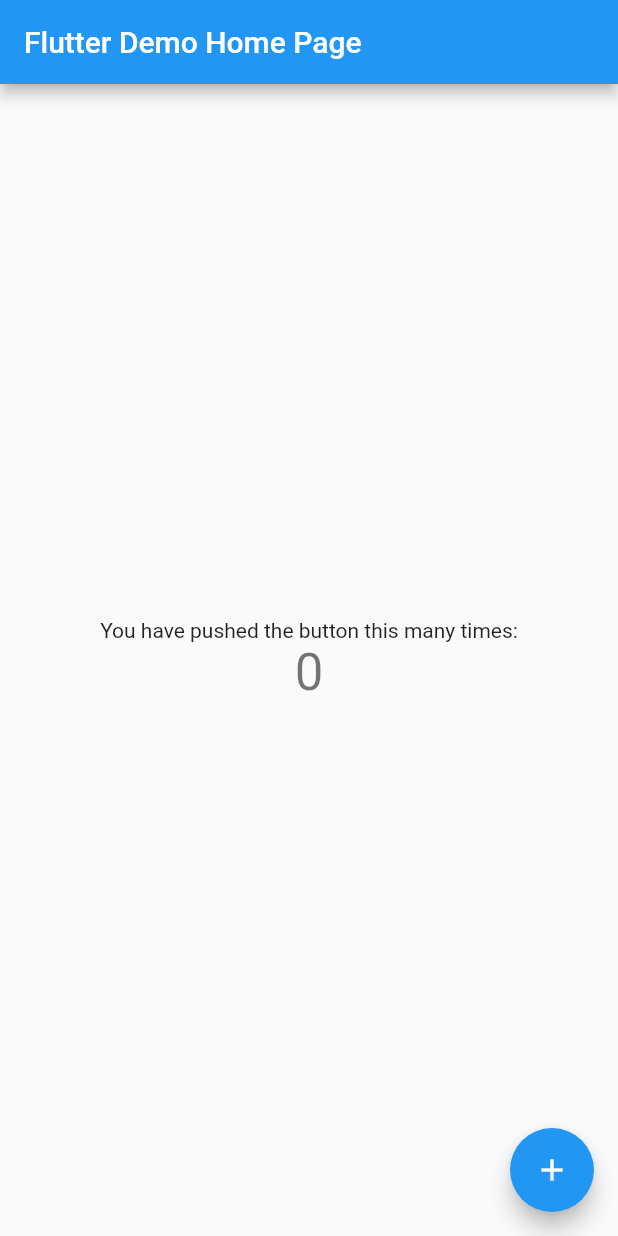
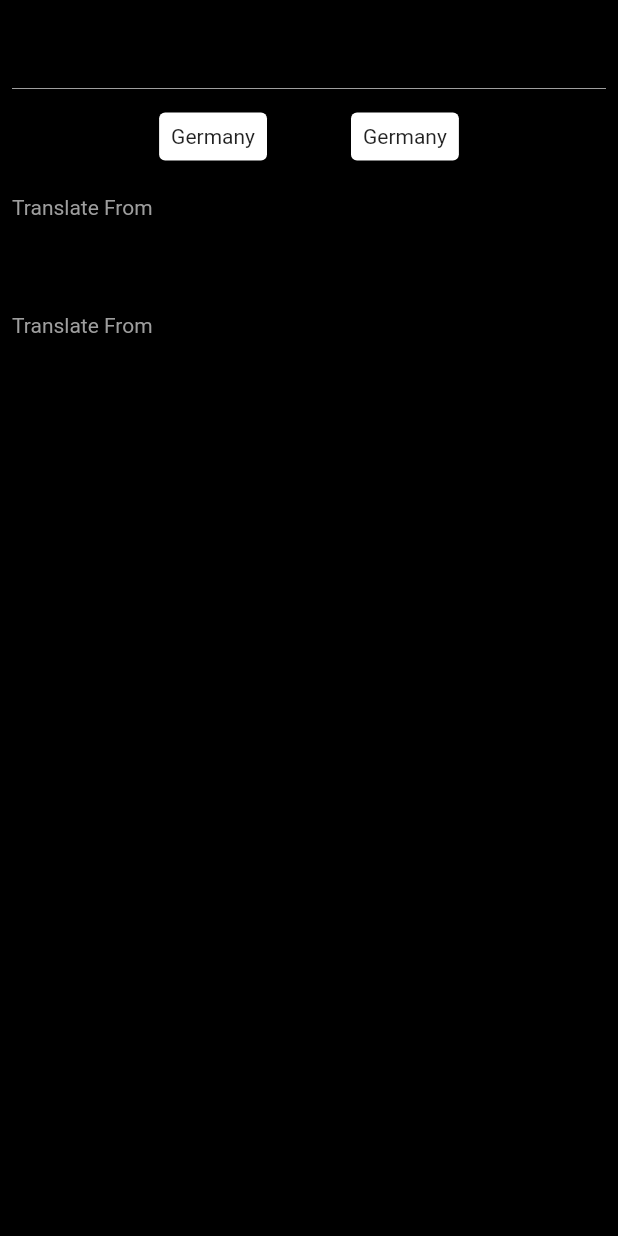
Before and after one commit to ashik-2001/language_translator, a Flutter app: the screen it shows after launch, on a phone screen of 412 x 824 dp. Run offline on Flutter 3.47's test engine with Material 2 defaults, Android fonts, the phone set to English and light mode, and no system bars; our stand-ins replace google_fonts.

Commit message:
WIP: Basic ui

```diff
--- /dev/null
+++ b/lib/bottomPopup.dart
@@ -0,0 +1,29 @@
+import 'package:flutter/src/foundation/key.dart';
+import 'package:flutter/src/widgets/framework.dart';
+import 'package:flutter/material.dart';
+
+
+class BottomPopup extends StatelessWidget {
+  const BottomPopup({Key? key}) : super(key: key);
+
+  @override
+  Widget build(BuildContext context) {
+    return Container(
+                height: 200,
+                color: Colors.amber,
+                child: Center(
+                  child: Column(
+                    mainAxisAlignment: MainAxisAlignment.center,
+                    mainAxisSize: MainAxisSize.min,
+                    children: <Widget>[
+                      const Text('Modal BottomSheet'),
+                      ElevatedButton(
+                        child: const Text('Close BottomSheet'),
+                        onPressed: () => Navigator.pop(context),
+                      )
+                    ],
+                  ),
+                ),
+              );
+  }
+}
--- a/lib/main.dart
+++ b/lib/main.dart
@@ -1,4 +1,7 @@
 import 'package:flutter/material.dart';
+import 'package:google_fonts/google_fonts.dart';
+import 'package:flutter/widgets.dart';
+import 'package:language_translator/bottomPopup.dart';
 
 void main() {
   runApp(const MyApp());
@@ -7,109 +10,138 @@
 class MyApp extends StatelessWidget {
   const MyApp({Key? key}) : super(key: key);
 
-  // This widget is the root of your application.
   @override
   Widget build(BuildContext context) {
     return MaterialApp(
-      title: 'Flutter Demo',
+      title: 'Adaptive Music App',
       theme: ThemeData(
-        // This is the theme of your application.
-        //
-        // Try running your application with "flutter run". You'll see the
-        // application has a blue toolbar. Then, without quitting the app, try
-        // changing the primarySwatch below to Colors.green and then invoke
-        // "hot reload" (press "r" in the console where you ran "flutter run",
-        // or simply save your changes to "hot reload" in a Flutter IDE).
-        // Notice that the counter didn't reset back to zero; the application
-        // is not restarted.
-        primarySwatch: Colors.blue,
+        // Use the green theme for Material widgets.
+        primarySwatch: Colors.green,
       ),
-      home: const MyHomePage(title: 'Flutter Demo Home Page'),
+      darkTheme: ThemeData.dark(),
+      home: const HomeScreen(),
     );
   }
 }
 
-class MyHomePage extends StatefulWidget {
-  const MyHomePage({Key? key, required this.title}) : super(key: key);
-
-  // This widget is the home page of your application. It is stateful, meaning
-  // that it has a State object (defined below) that contains fields that affect
-  // how it looks.
-
-  // This class is the configuration for the state. It holds the values (in this
-  // case the title) provided by the parent (in this case the App widget) and
-  // used by the build method of the State. Fields in a Widget subclass are
-  // always marked "final".
-
-  final String title;
-
-  @override
-  State<MyHomePage> createState() => _MyHomePageState();
-}
-
-class _MyHomePageState extends State<MyHomePage> {
-  int _counter = 0;
-
-  void _incrementCounter() {
-    setState(() {
-      // This call to setState tells the Flutter framework that something has
-      // changed in this State, which causes it to rerun the build method below
-      // so that the display can reflect the updated values. If we changed
-      // _counter without calling setState(), then the build method would not be
-      // called again, and so nothing would appear to happen.
-      _counter++;
-    });
-  }
+class HomeScreen extends StatelessWidget {
+  const HomeScreen({Key? key}) : super(key: key);
 
   @override
   Widget build(BuildContext context) {
-    // This method is rerun every time setState is called, for instance as done
-    // by the _incrementCounter method above.
-    //
-    // The Flutter framework has been optimized to make rerunning build methods
-    // fast, so that you can just rebuild anything that needs updating rather
-    // than having to individually change instances of widgets.
-    return Scaffold(
-      appBar: AppBar(
-        // Here we take the value from the MyHomePage object that was created by
-        // the App.build method, and use it to set our appbar title.
-        title: Text(widget.title),
+    return SafeArea(
+      child: Scaffold(
+        backgroundColor: Colors.black,
+        body: Padding(
+          padding: const EdgeInsets.all(8.0),
+          child: Column(
+            mainAxisAlignment: MainAxisAlignment.start,
+            crossAxisAlignment: CrossAxisAlignment.start,
+            children: [
+              Padding(
+                padding: const EdgeInsets.fromLTRB(0, 10, 0, 10),
+                child: Text(
+                  'Text Translation',
+                  style: GoogleFonts.roboto(fontSize: 20),
+                ),
+              ),
+              const Divider(
+                color: Colors.grey,
+              ),
+              _languageSelectors(context),
+              _translateFrom(),
+              _translateTo(),
+            ],
+          ),
+        ),
       ),
-      body: Center(
-        // Center is a layout widget. It takes a single child and positions it
-        // in the middle of the parent.
+    );
+  }
+
+  Widget _translateTo(){
+    return Padding(
+      padding: const EdgeInsets.fromLTRB(0, 15, 0, 0),
+      child: Container(
         child: Column(
-          // Column is also a layout widget. It takes a list of children and
-          // arranges them vertically. By default, it sizes itself to fit its
-          // children horizontally, and tries to be as tall as its parent.
-          //
-          // Invoke "debug painting" (press "p" in the console, choose the
-          // "Toggle Debug Paint" action from the Flutter Inspector in Android
-          // Studio, or the "Toggle Debug Paint" command in Visual Studio Code)
-          // to see the wireframe for each widget.
-          //
-          // Column has various properties to control how it sizes itself and
-          // how it positions its children. Here we use mainAxisAlignment to
-          // center the children vertically; the main axis here is the vertical
-          // axis because Columns are vertical (the cross axis would be
-          // horizontal).
-          mainAxisAlignment: MainAxisAlignment.center,
-          children: <Widget>[
-            const Text(
-              'You have pushed the button this many times:',
+          mainAxisAlignment: MainAxisAlignment.start,
+          crossAxisAlignment: CrossAxisAlignment.start,
+          children: [
+            Row(
+              children: [
+                Text('Translate From', style: TextStyle(color: Colors.grey),),
+                Text('(German)'),
+              ],
             ),
-            Text(
-              '$_counter',
-              style: Theme.of(context).textTheme.headline4,
-            ),
+            TextField(),
           ],
         ),
       ),
-      floatingActionButton: FloatingActionButton(
-        onPressed: _incrementCounter,
-        tooltip: 'Increment',
-        child: const Icon(Icons.add),
-      ), // This trailing comma makes auto-formatting nicer for build methods.
+    );
+  }
+
+  Widget _translateFrom() {
+    return Padding(
+      padding: const EdgeInsets.fromLTRB(0, 15, 0, 0),
+      child: Container(
+        child: Column(
+          mainAxisAlignment: MainAxisAlignment.start,
+          crossAxisAlignment: CrossAxisAlignment.start,
+          children: [
+            Row(
+              children: [
+                Text('Translate From', style: TextStyle(color: Colors.grey),),
+                Text('(German)'),
+              ],
+            ),
+            TextField(),
+          ],
+        ),
+      ),
+    );
+  }
+
+  Widget _languageSelectors(context) {
+    return Row(
+      mainAxisAlignment: MainAxisAlignment.center,
+      children: [
+        InkWell(
+          child: Card(
+            child: Padding(
+              padding: const EdgeInsets.all(8.0),
+              child: Row(
+                children: [Text('Germany')],
+              ),
+            ),
+          ),
+          onTap: (){
+            showModalBottomSheet<void>(
+            context: context,
+            builder: (BuildContext context) {
+              return BottomPopup();
+            });
+          },
+        ),
+        IconButton(onPressed: () {
+
+        }, icon: Icon(Icons.compare_arrows)),
+        InkWell(
+          child: Card(
+            child: Padding(
+              padding: const EdgeInsets.all(8.0),
+              child: Row(
+                children: [Text('Germany')],
+              ),
+            ),
+          ),
+          onTap: (){
+            showModalBottomSheet<void>(
+            context: context,
+            builder: (BuildContext context) {
+              return BottomPopup();
+            });
+          },
+        ),
+      ],
     );
   }
 }
--- a/pubspec.yaml
+++ b/pubspec.yaml
@@ -34,6 +34,7 @@
   # The following adds the Cupertino Icons font to your application.
   # Use with the CupertinoIcons class for iOS style icons.
   cupertino_icons: ^1.0.2
+  google_fonts: ^3.0.1
 
 dev_dependencies:
   flutter_test:
```
Also changed, not shown: pubspec.lock, 1 other file.
